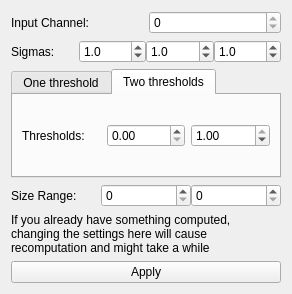
Qt form ilastik/applets/thresholdTwoLevels/drawer.ui (ilastik/ilastik) before a commit.
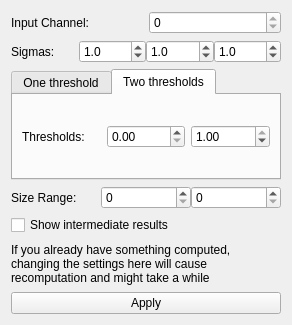
The same form after that commit.

Commit message: intermediate results checkbox

What changed in the file:
```diff
--- a/ilastik/applets/thresholdTwoLevels/drawer.ui
+++ b/ilastik/applets/thresholdTwoLevels/drawer.ui
@@ -7,7 +7,7 @@
     <x>0</x>
     <y>0</y>
     <width>292</width>
-    <height>294</height>
+    <height>325</height>
    </rect>
   </property>
   <property name="windowTitle">
@@ -258,6 +258,16 @@
      </item>
     </layout>
    </item>
+   <item>
+    <widget class="QCheckBox" name="showDebugCheckbox">
+     <property name="toolTip">
+      <string>&lt;html&gt;&lt;head/&gt;&lt;body&gt;&lt;p&gt;Show intermediate computation results, such as the segmented objects after thresholding, but before size filter.&lt;/p&gt;&lt;/body&gt;&lt;/html&gt;</string>
+     </property>
+     <property name="text">
+      <string>Show intermediate results</string>
+     </property>
+    </widget>
+   </item>
    <item>
     <widget class="QLabel" name="label_4">
      <property name="toolTip">
```
Left out of the diff: 9 changed lines with no effect on the pictures. The commit also changes 1 other file.
